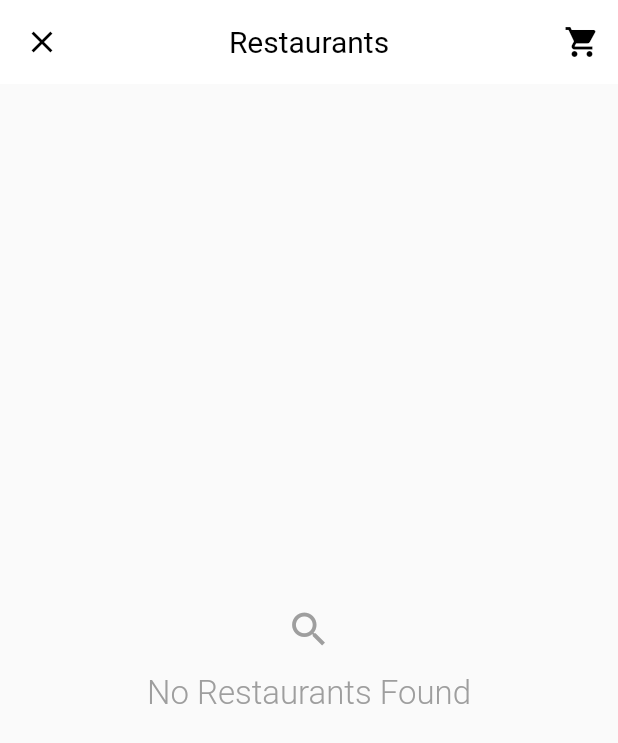
After one commit to muhamed-hasan/Food_Delivery_demo, a Flutter app: the RestaurantsSearchScreen screen opened directly, on a phone screen of 412 x 824 dp. The commit adds this screen. Shown: the top 743 px of the screen. Run offline on Flutter 3.47's test engine with Material 2 defaults, Android fonts, the phone set to English and light mode, and no system bars; our stand-ins replace cloud_firestore, firebase_auth, firebase_core, flutter_spinkit, transparent_image; accounts and stored records are empty.

Commit message:
search by product / restaurant

```diff
--- a/lib/main.dart
+++ b/lib/main.dart
@@ -1,5 +1,6 @@
 import 'package:firebase_core/firebase_core.dart';
 import 'package:flutter/material.dart';
+import 'package:food_delivery/src/providers/app.dart';
 import 'package:food_delivery/src/providers/category_provider.dart';
 import 'package:food_delivery/src/providers/products_provider.dart';
 import 'package:food_delivery/src/providers/restaurant_provider%20.dart';
@@ -27,6 +28,7 @@ class MyApp extends StatelessWidget {
         ChangeNotifierProvider.value(value: RestaurantProvider.initialize()),
         ChangeNotifierProvider.value(value: CategoryProvider.initialize()),
         ChangeNotifierProvider.value(value: ProductsProvider.initialize()),
+        ChangeNotifierProvider.value(value: AppProvider()),
       ],
       child: MaterialApp(
           debugShowCheckedModeBanner: false,
--- /dev/null
+++ b/lib/src/screens/restaurants_search.dart
@@ -0,0 +1,108 @@
+import 'package:flutter/material.dart';
+import 'package:food_delivery/src/helpers/screen_navigation.dart';
+import 'package:food_delivery/src/helpers/style.dart';
+import 'package:food_delivery/src/providers/app.dart';
+import 'package:food_delivery/src/providers/products_provider.dart';
+import 'package:food_delivery/src/providers/restaurant_provider%20.dart';
+import 'package:food_delivery/src/screens/restaurant.dart';
+import 'package:food_delivery/src/widgets/custom_text.dart';
+import 'package:food_delivery/src/widgets/loading.dart';
+import 'package:food_delivery/src/widgets/restaurants_widget.dart';
+
+import 'package:provider/provider.dart';
+
+class RestaurantsSearchScreen extends StatelessWidget {
+  @override
+  Widget build(BuildContext context) {
+    final restaurantProvider = Provider.of<RestaurantProvider>(context);
+    final productProvider = Provider.of<ProductsProvider>(context);
+    final app = Provider.of<AppProvider>(context);
+
+    return Scaffold(
+      appBar: AppBar(
+        iconTheme: IconThemeData(color: black),
+        backgroundColor: white,
+        leading: IconButton(
+            icon: Icon(Icons.close),
+            onPressed: () {
+              Navigator.pop(context);
+            }),
+        title: CustomText(
+          text: "Restaurants",
+          size: 20,
+        ),
+        elevation: 0.0,
+        centerTitle: true,
+        actions: [
+          IconButton(icon: Icon(Icons.shopping_cart), onPressed: () {})
+        ],
+      ),
+      body: app.isLoading
+          ? Container(
+              child: Column(
+                mainAxisAlignment: MainAxisAlignment.center,
+                children: [Loading()],
+              ),
+            )
+          : restaurantProvider.searchedRestaurants.length < 1
+              ? Column(
+                  mainAxisAlignment: MainAxisAlignment.center,
+                  children: [
+                    Row(
+                      mainAxisAlignment: MainAxisAlignment.center,
+                      children: [
+                        Icon(
+                          Icons.search,
+                          color: grey,
+                          size: 30,
+                        ),
+                      ],
+                    ),
+                    SizedBox(
+                      height: 15,
+                    ),
+                    Row(
+                      mainAxisAlignment: MainAxisAlignment.center,
+                      children: [
+                        CustomText(
+                          text: "No Restaurants Found",
+                          color: grey,
+                          weight: FontWeight.w300,
+                          size: 22,
+                        ),
+                      ],
+                    )
+                  ],
+                )
+              : ListView.builder(
+                  itemCount: restaurantProvider.searchedRestaurants.length,
+                  itemBuilder: (context, index) {
+                    return GestureDetector(
+                        onTap: () async {
+                          app.changeLoading();
+                          await productProvider.loadProductsByRestaurant(
+                              restaurantId: restaurantProvider
+                                  .searchedRestaurants[index].id!);
+                          app.changeLoading();
+
+                          changeScreen(
+                              context,
+                              RestaurantScreen(
+                                restaurantModel: restaurantProvider
+                                    .searchedRestaurants[index],
+                              ));
+                        },
+                        child: RestaurantsCard(
+                            onTap: () {
+                              changeScreen(
+                                  context,
+                                  RestaurantScreen(
+                                      restaurantModel: restaurantProvider
+                                          .searchedRestaurants[index]));
+                            },
+                            restaurant:
+                                restaurantProvider.searchedRestaurants[index]));
+                  }),
+    );
+  }
+}
```
Also changed, not shown: lib/src/helpers/products_services.dart (+20 -0 lines), lib/src/providers/app.dart (added, +57 -0 lines), lib/src/providers/products_provider.dart (+8 -1 lines), lib/src/screens/home.dart (+57 -5 lines), lib/src/screens/product_search.dart (added, +81 -0 lines), lib/src/screens/search.dart (added, +10 -0 lines).
